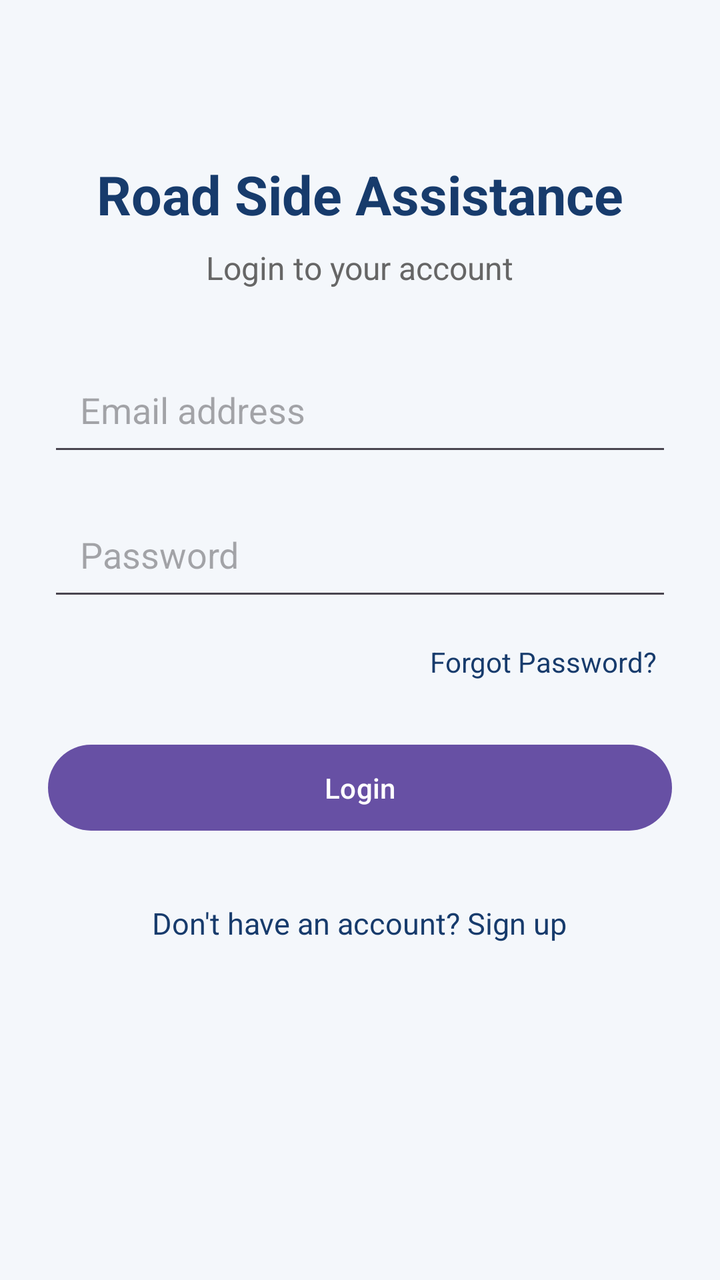
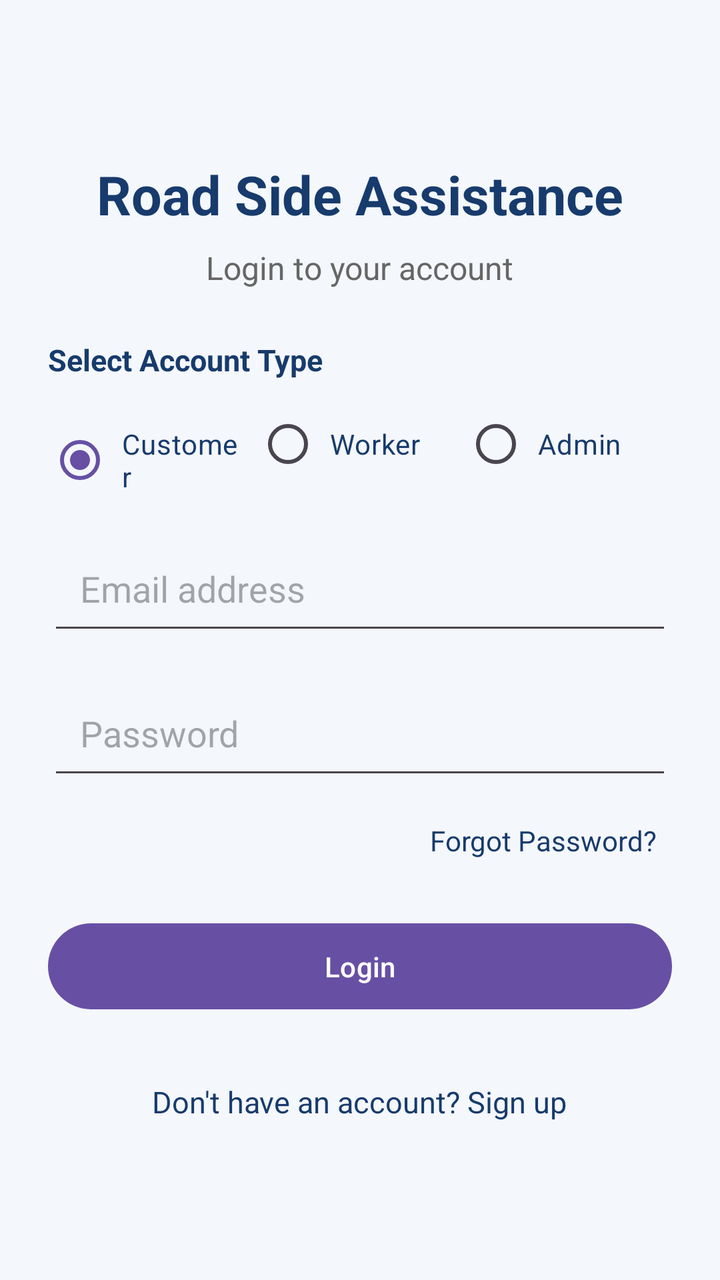

Compare the two renders of this Android layout. The source of the first and the diff that turns it into the second are given below.
<!-- AndroidManifest.xml: application theme Theme.RoadsideAssistance -->
<!-- res/layout/activity_main.xml -->
<?xml version="1.0" encoding="utf-8"?>
<ScrollView xmlns:android="http://schemas.android.com/apk/res/android"
    android:layout_width="match_parent"
    android:layout_height="match_parent"
    android:fillViewport="true"
    android:background="#F4F7FB">

    <LinearLayout
        android:layout_width="match_parent"
        android:layout_height="wrap_content"
        android:orientation="vertical"
        android:gravity="center_horizontal"
        android:padding="24dp">

        <TextView
            android:layout_width="wrap_content"
            android:layout_height="wrap_content"
            android:layout_marginTop="55dp"
            android:text="Road Side Assistance"
            android:textColor="#173B6C"
            android:textSize="27sp"
            android:textStyle="bold" />

        <TextView
            android:layout_width="wrap_content"
            android:layout_height="wrap_content"
            android:layout_marginTop="8dp"
            android:layout_marginBottom="32dp"
            android:text="Login to your account"
            android:textColor="#666666"
            android:textSize="16sp" />

        <EditText
            android:id="@+id/etEmail"
            android:layout_width="match_parent"
            android:layout_height="wrap_content"
            android:hint="Email address"
            android:inputType="textEmailAddress"
            android:autofillHints="emailAddress"
            android:padding="16dp"
            android:layout_marginBottom="16dp" />

        <EditText
            android:id="@+id/etPassword"
            android:layout_width="match_parent"
            android:layout_height="wrap_content"
            android:hint="Password"
            android:inputType="textPassword"
            android:autofillHints="password"
            android:padding="16dp"
            android:layout_marginBottom="8dp" />

        <TextView
            android:id="@+id/tvForgotPassword"
            android:layout_width="match_parent"
            android:layout_height="wrap_content"
            android:text="Forgot Password?"
            android:textColor="#173B6C"
            android:gravity="end"
            android:padding="8dp"
            android:clickable="true"
            android:focusable="true" />

        <Button
            android:id="@+id/btnLogin"
            android:layout_width="match_parent"
            android:layout_height="wrap_content"
            android:layout_marginTop="20dp"
            android:text="Login"
            android:textAllCaps="false"
            android:padding="12dp" />

        <TextView
            android:id="@+id/tvRegister"
            android:layout_width="wrap_content"
            android:layout_height="wrap_content"
            android:layout_marginTop="24dp"
            android:text="Don't have an account? Sign up"
            android:textColor="#173B6C"
            android:textSize="15sp"
            android:padding="8dp"
            android:clickable="true"
            android:focusable="true" />

    </LinearLayout>
</ScrollView>
<!-- resources referenced by this layout -->
<resources>
  <style name="Theme.RoadsideAssistance" parent="Base.Theme.RoadsideAssistance" />
  <style name="Base.Theme.RoadsideAssistance" parent="Theme.Material3.DayNight.NoActionBar">
          
          
      </style>
</resources>

<!-- the commit's change to res/layout/activity_main.xml (unified diff, before → after) -->
@@ -25,10 +25,59 @@
             android:layout_width="wrap_content"
             android:layout_height="wrap_content"
             android:layout_marginTop="8dp"
-            android:layout_marginBottom="32dp"
+            android:layout_marginBottom="25dp"
             android:text="Login to your account"
             android:textColor="#666666"
             android:textSize="16sp" />
+
+        <TextView
+            android:layout_width="match_parent"
+            android:layout_height="wrap_content"
+            android:text="Select Account Type"
+            android:textColor="#173B6C"
+            android:textStyle="bold"
+            android:textSize="15sp"
+            android:layout_marginBottom="8dp" />
+
+        <RadioGroup
+            android:id="@+id/rgUserRole"
+            android:layout_width="match_parent"
+            android:layout_height="wrap_content"
+            android:orientation="horizontal"
+            android:layout_marginBottom="20dp">
+
+            <RadioButton
+                android:id="@+id/rbCustomer"
+                android:layout_width="0dp"
+                android:layout_height="wrap_content"
+                android:layout_weight="1"
+                android:text="Customer"
+                android:checked="true"
+                android:textColor="#173B6C"
+                android:buttonTint="#173B6C"
+                android:padding="5dp" />
+
+            <RadioButton
+                android:id="@+id/rbWorker"
+                android:layout_width="0dp"
+                android:layout_height="wrap_content"
+                android:layout_weight="1"
+                android:text="Worker"
+                android:textColor="#173B6C"
+                android:buttonTint="#173B6C"
+                android:padding="5dp" />
+
+            <RadioButton
+                android:id="@+id/rbAdmin"
+                android:layout_width="0dp"
+                android:layout_height="wrap_content"
+                android:layout_weight="1"
+                android:text="Admin"
+                android:textColor="#173B6C"
+                android:buttonTint="#173B6C"
+                android:padding="5dp" />
+
+        </RadioGroup>
 
         <EditText
             android:id="@+id/etEmail"
@@ -83,4 +132,5 @@
             android:focusable="true" />
 
     </LinearLayout>
+
 </ScrollView>
